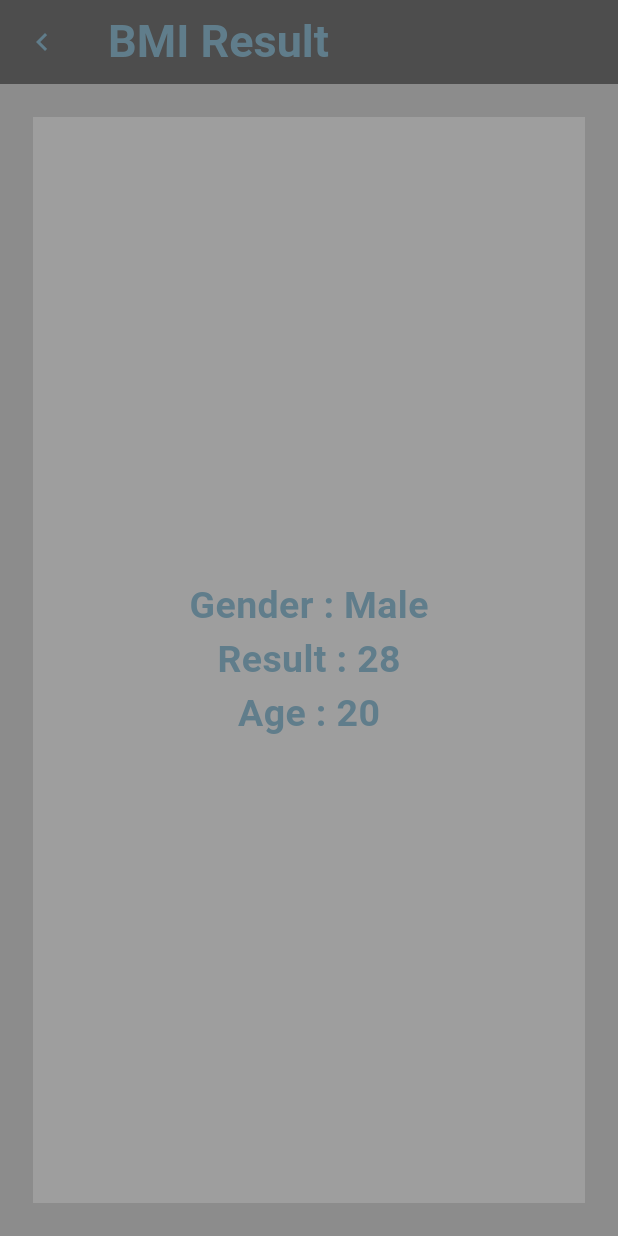
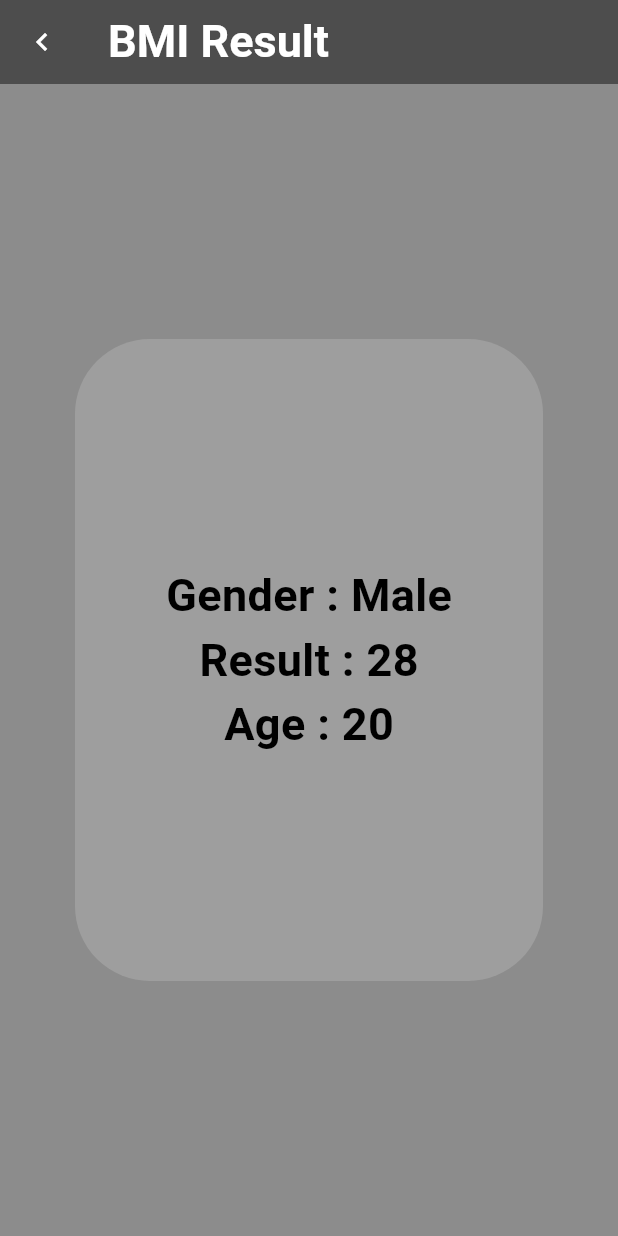
Before and after one commit to nouramer725/Bmi-Calculator, a Flutter app: the screen it shows after launch, after a tap on "Calculate", on a phone screen of 412 x 824 dp. Run offline on Flutter 3.47's test engine with Material 3 defaults, Android fonts, the phone set to English and light mode, and no system bars.

Commit message:
initial commit

```diff
--- a/lib/bmi.dart
+++ b/lib/bmi.dart
@@ -133,39 +133,32 @@ class _bmiScreenState extends State<bmiScreen> {
     color: Colors.grey, // Set the color within BoxDecoration
     borderRadius: BorderRadius.circular(20),
     ),
+               child: Center(
                  child: Column(
                    mainAxisAlignment: MainAxisAlignment.center,
                  children: [
                     Text(
                        'Height',
                        style: TextStyle(
-                       fontSize: 50,
+                         fontSize: 60,
                          fontWeight: FontWeight.bold,
                        ),
                      ),
-                 SizedBox(
-                   height: 10,
-                 ),
                     Row(
+                       crossAxisAlignment: CrossAxisAlignment.end,
                          mainAxisAlignment: MainAxisAlignment.center,
                      children:[
-                   SizedBox(
-                     width: 20,
-                   ),
                        Text(
                          '${height.round()}',
                          style: TextStyle(
-                       fontSize: 40,
+                           fontSize: 55,
                            fontWeight: FontWeight.bold,
                          ),
-                   ),
-                   SizedBox(
-                     width: 5,
                        ),
                        Text(
                          'cm',
                          style: TextStyle(
-                       fontSize: 15,
+                           fontSize: 20,
                            fontWeight: FontWeight.bold,
                          ),
                        ),
@@ -183,6 +176,7 @@ class _bmiScreenState extends State<bmiScreen> {
                      },
                    ),
                  ],
+                  ),
                ),
 
              ),
@@ -271,14 +265,12 @@ class _bmiScreenState extends State<bmiScreen> {
                       child: Column(
                         mainAxisAlignment: MainAxisAlignment.center,
                         children: [
-
                           Text(
                             'Age',
                             style: TextStyle(
                               fontSize: 40,
                               fontWeight: FontWeight.bold,
                             ),
-
                           ),
                           SizedBox(
                             height: 5,
--- a/lib/bmi_screen_calculator.dart
+++ b/lib/bmi_screen_calculator.dart
@@ -27,21 +27,28 @@ class bmi extends StatelessWidget
           icon: Icon(
             Icons.keyboard_arrow_left,
           ),
-          color: Colors.blueGrey,
+          color: Colors.white,
         ),
         title:Text(
             'BMI Result',
             style: TextStyle(
-              color: Colors.blueGrey,
+              color: Colors.white,
               fontSize: 30,
                 fontWeight: FontWeight.bold,
               ),
           ),
         ),
-      body: Padding(
-        padding: const EdgeInsets.all(22.0),
+      body: Center(
+        child: Padding(
+          padding: const EdgeInsets.symmetric(
+            horizontal: 50,
+            vertical: 170
+          ),
           child: Container(
-          color: Colors.grey,
+              decoration: BoxDecoration(
+                color: Colors.grey, // Set the color within BoxDecoration
+                borderRadius: BorderRadius.circular(50),
+              ),
             child: Center(
               child: Column(
                 mainAxisAlignment: MainAxisAlignment.center,
@@ -49,24 +56,24 @@ class bmi extends StatelessWidget
                   Text(
                     'Gender : ${isMale ? 'Male' : 'Female'}',
                     style: TextStyle(
-                    color: Colors.blueGrey,
-                    fontSize: 25.0,
+                      color: Colors.black,
+                      fontSize: 30.0,
                       fontWeight: FontWeight.bold,
                     ),
                   ),
                   Text(
                     'Result : $result',
                     style: TextStyle(
-                    color: Colors.blueGrey,
-                    fontSize: 25.0,
+                      color: Colors.black,
+                      fontSize: 30.0,
                       fontWeight: FontWeight.bold,
                     ),
                   ),
                   Text(
                     'Age : $age',
                     style: TextStyle(
-                    color: Colors.blueGrey,
-                    fontSize: 25.0,
+                      color: Colors.black,
+                      fontSize: 30.0,
                       fontWeight: FontWeight.bold,
                     ),
                   ),
@@ -75,6 +82,7 @@ class bmi extends StatelessWidget
             ),
           ),
         ),
+      ),
     );
   }
 }
```
Lines whose indentation alone changed are shown as unchanged.
